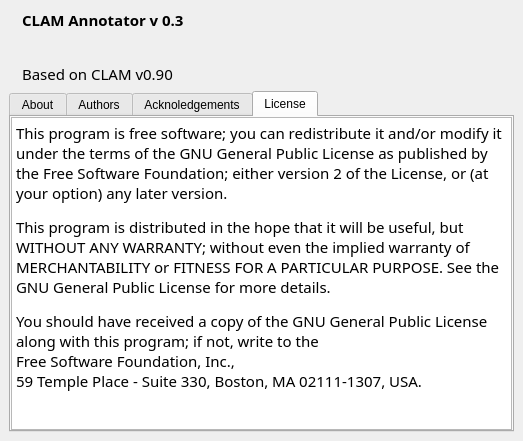
This is CLAM_Annotator/src/About.ui in clam-project/clam as Qt 5 draws it before an edit. The edited form follows.
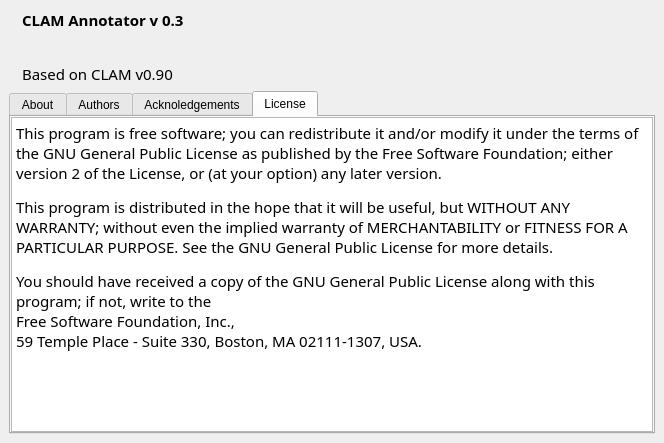
This is the edited form. The open tabs and pages were chosen to show the change. Icons and pictures are not drawn.

Commit message: Images updated for the about Fix: isPlaying -> IsPlaying

The edit to the form file:
```diff
--- a/CLAM_Annotator/src/About.ui
+++ b/CLAM_Annotator/src/About.ui
@@ -8,8 +8,8 @@
    <rect>
     <x>0</x>
     <y>0</y>
-    <width>523</width>
-    <height>441</height>
+    <width>664</width>
+    <height>443</height>
    </rect>
   </property>
   <property name="windowTitle" >
@@ -238,7 +238,7 @@
        <item>
         <widget class="QTextBrowser" name="textBrowser" >
          <property name="html" >
-          <string>&lt;html>&lt;head>&lt;meta name="qrichtext" content="1" />&lt;/head>&lt;body style=" white-space: pre-wrap; font-family:Sans Serif; font-size:11pt; font-weight:400; font-style:normal; text-decoration:none;">&lt;p style=" margin-top:12px; margin-bottom:12px; margin-left:0px; margin-right:0px; -qt-block-indent:0; text-indent:0px;">This program is free software; you can redistribute it and/or modify it under the terms of the GNU General Public License as published by the Free Software Foundation; either version 2 of the License, or (at your option) any later version.&lt;/p>&lt;p style=" margin-top:12px; margin-bottom:12px; margin-left:0px; margin-right:0px; -qt-block-indent:0; text-indent:0px;">This program is distributed in the hope that it will be useful, but WITHOUT ANY WARRANTY; without even the implied warranty of MERCHANTABILITY or FITNESS FOR A PARTICULAR PURPOSE. See the GNU General Public License for more details.&lt;/p>&lt;p style=" margin-top:12px; margin-bottom:12px; margin-left:0px; margin-right:0px; -qt-block-indent:0; text-indent:0px;">You should have received a copy of the GNU General Public License along with this program; if not, write to the&lt;br />Free Software Foundation, Inc.,&lt;br />59 Temple Place - Suite 330, Boston, MA 02111-1307, USA. &lt;/p>&lt;/body>&lt;/html></string>
+          <string>&lt;html>&lt;head>&lt;meta name="qrichtext" content="1" />&lt;/head>&lt;body style=" white-space: pre-wrap; font-family:Sans Serif; font-size:9pt; font-weight:400; font-style:normal; text-decoration:none;">&lt;p style=" margin-top:12px; margin-bottom:12px; margin-left:0px; margin-right:0px; -qt-block-indent:0; text-indent:0px; font-size:11pt;">This program is free software; you can redistribute it and/or modify it under the terms of the GNU General Public License as published by the Free Software Foundation; either version 2 of the License, or (at your option) any later version.&lt;/p>&lt;p style=" margin-top:12px; margin-bottom:12px; margin-left:0px; margin-right:0px; -qt-block-indent:0; text-indent:0px; font-size:11pt;">This program is distributed in the hope that it will be useful, but WITHOUT ANY WARRANTY; without even the implied warranty of MERCHANTABILITY or FITNESS FOR A PARTICULAR PURPOSE. See the GNU General Public License for more details.&lt;/p>&lt;p style=" margin-top:12px; margin-bottom:12px; margin-left:0px; margin-right:0px; -qt-block-indent:0; text-indent:0px; font-size:11pt;">You should have received a copy of the GNU General Public License along with this program; if not, write to the&lt;br />Free Software Foundation, Inc.,&lt;br />59 Temple Place - Suite 330, Boston, MA 02111-1307, USA. &lt;/p>&lt;/body>&lt;/html></string>
          </property>
         </widget>
        </item>
```
Left out of the diff: 4 changed lines with no effect on the pictures. The commit also changes 5 other files.
